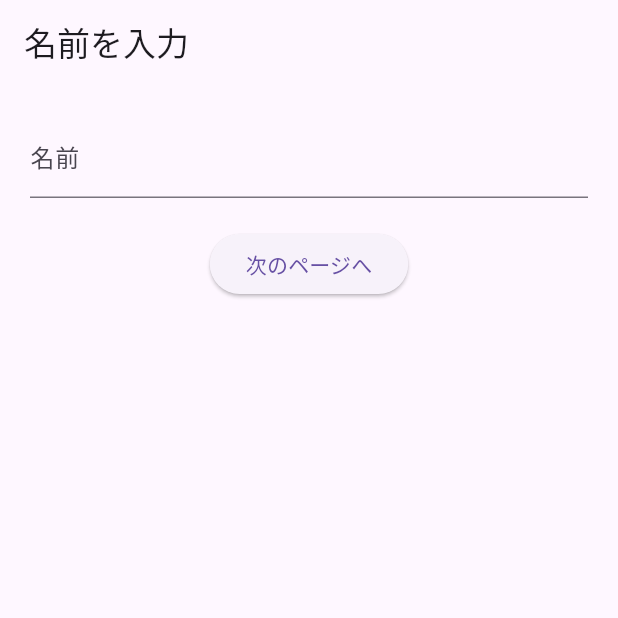
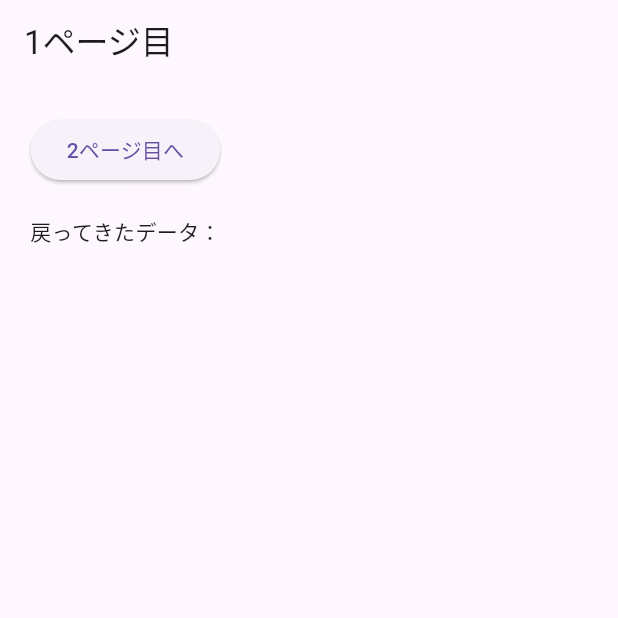
Before and after one commit to wsmeguro/morning_iphone_practice, a Flutter app: the screen it shows after launch, on a phone screen of 412 x 824 dp, the top half of it. Run offline on Flutter 3.47's test engine with Material 3 defaults, Android fonts, the phone set to English and light mode, and no system bars.

Commit message:
戻す際にのページにデータを渡

```diff
--- /dev/null
+++ b/lib/beginner1/page_return_data.dart
@@ -0,0 +1,59 @@
+import 'package:flutter/material.dart';
+
+class PageReturnDataInput extends StatefulWidget {
+  @override
+  _PageReturnDataInputState createState() => _PageReturnDataInputState();
+}
+
+class _PageReturnDataInputState extends State<PageReturnDataInput> {
+  String _result = "";
+
+  @override
+  Widget build(BuildContext context) {
+    return Scaffold(
+      appBar: AppBar(title: Text("1ページ目")),
+      body: Padding(
+        padding: const EdgeInsets.all(20),
+        child: Column(
+          children: [
+            ElevatedButton(
+              child: Text("2ページ目へ"),
+              onPressed: () async {
+                final result = await Navigator.push(
+                  context,
+                  MaterialPageRoute(
+                    builder: (context) => PageReturnDataSecond(),
+                  ),
+                );
+                if (result != null) {
+                  setState(() {
+                    _result = result;
+                  });
+                }
+              },
+            ),
+            SizedBox(height: 20),
+            Text("戻ってきたデータ：$_result"),
+          ],
+        ),
+      ),
+    );
+  }
+}
+
+class PageReturnDataSecond extends StatelessWidget {
+  @override
+  Widget build(BuildContext context) {
+    return Scaffold(
+      appBar: AppBar(title: Text("2ページ目")),
+      body: Center(
+        child: ElevatedButton(
+          child: Text("データを返して戻る"),
+          onPressed: () {
+            Navigator.pop(context, "Flutterが返した値です！");
+          },
+        ),
+      ),
+    );
+  }
+}
--- a/lib/main.dart
+++ b/lib/main.dart
@@ -1,6 +1,6 @@
 import 'package:flutter/material.dart';
-import 'beginner1/page_with_data.dart';
+import 'beginner1/page_return_data.dart';
 
 void main() {
-  runApp(MaterialApp(home: PageWithDataInput()));
+  runApp(MaterialApp(home: PageReturnDataInput()));
 }
```
